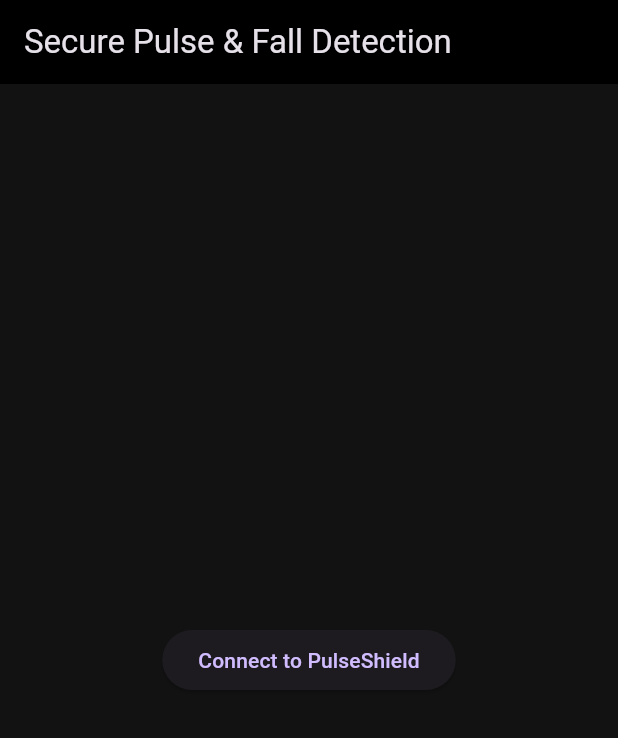
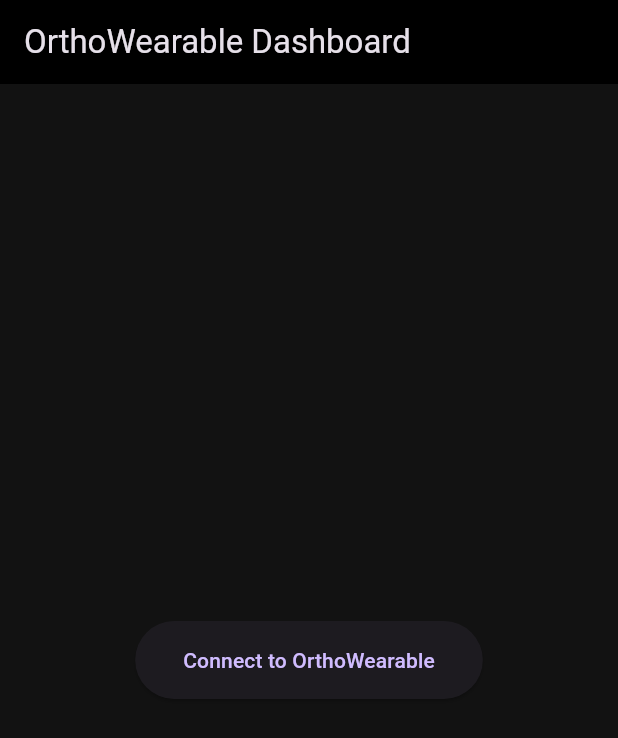
Before and after one commit to Abafariduddin1/pulse_monitor_app, a Flutter app: the screen it shows after launch, on a phone screen of 412 x 824 dp. Shown: the top 738 px of the screen. Run offline on Flutter 3.47's test engine with Material 3 defaults, Android fonts, the phone set to English and light mode, and no system bars; our stand-ins replace fl_chart, flutter_blue_plus.

Commit message:
updated stuff and shi

```diff
--- a/lib/main.dart
+++ b/lib/main.dart
@@ -9,13 +9,13 @@
 }
 
 class SecurePulseApp extends StatelessWidget {
-  // Modern Dart syntax for keys
   const SecurePulseApp({super.key});
 
   @override
   Widget build(BuildContext context) {
     return MaterialApp(
-      title: 'Secure Pulse',
+      title: 'OrthoWearable Pulse',
+      debugShowCheckedModeBanner: false,
       theme: ThemeData.dark().copyWith(
         primaryColor: Colors.blue,
         scaffoldBackgroundColor: const Color(0xFF121212),
@@ -36,24 +36,28 @@
   BluetoothDevice? targetDevice;
   BluetoothCharacteristic? authCharacteristic;
   BluetoothCharacteristic? heartRateCharacteristic;
+  BluetoothCharacteristic? postureCharacteristic;
   BluetoothCharacteristic? alertCharacteristic;
 
   bool isScanning = false;
   bool isConnected = false;
   bool isAuthenticated = false;
   int currentHeartRate = 0;
+  bool isStanding = false;
 
-  final String deviceName = "PulseShield";
+  // Custom UUIDs matching Arduino BLE firmware
+  final String deviceName = "OrthoWearable";
+  final String serviceUuid = "19B10000-E8F2-537E-4F6C-D104768A1214";
+  final String bpmCharUuid = "19B10001-E8F2-537E-4F6C-D104768A1214";
+  final String postureCharUuid = "19B10002-E8F2-537E-4F6C-D104768A1214";
+  final String alertCharUuid = "19B10003-E8F2-537E-4F6C-D104768A1214";
   final String authCharUuid = "12345678-1234-5678-1234-567812345678";
-  final String hrCharUuid = "2A37";
-  final String alertCharUuid = "19B10003-E8F2-537E-4F6C-D104768A1214";
 
-  // Graph data
+  // Real-time graph simulation
   List<FlSpot> ecgData = [];
   Timer? graphTimer;
   double timeX = 0;
 
-  // Explicitly type the subscription to fix inference errors
   StreamSubscription<List<ScanResult>>? scanSubscription;
 
   @override
@@ -74,14 +78,14 @@
           double positionInCycle = timeX % cycle;
 
           if (positionInCycle < 0.1) {
-            yValue = 3.0 * math.sin((positionInCycle / 0.1) * math.pi); // Spike
+            yValue = 3.0 * math.sin((positionInCycle / 0.1) * math.pi); // R-Spike
           } else if (positionInCycle > 0.15 && positionInCycle < 0.25) {
-            yValue = 1.0 * math.sin(((positionInCycle - 0.15) / 0.1) * math.pi); // T-wave
+            yValue = 1.0 * math.sin(((positionInCycle - 0.15) / 0.1) * math.pi); // T-Wave
           }
         }
 
         ecgData.add(FlSpot(timeX, yValue));
-        if (ecgData.length > 60) ecgData.removeAt(0); // Keep window sliding
+        if (ecgData.length > 60) ecgData.removeAt(0);
       });
     });
   }
@@ -97,11 +101,10 @@
     if (!mounted) return;
     setState(() => isScanning = true);
 
-    // Check adapter state before scanning
     if (await FlutterBluePlus.adapterState.first != BluetoothAdapterState.on) {
       if (mounted) {
         ScaffoldMessenger.of(context).showSnackBar(
-          const SnackBar(content: Text("Please turn on Bluetooth on your phone.")),
+          const SnackBar(content: Text("Please turn on Bluetooth on your device.")),
         );
         setState(() => isScanning = false);
       }
@@ -112,11 +115,9 @@
 
     scanSubscription = FlutterBluePlus.scanResults.listen((results) {
       for (ScanResult r in results) {
-        // Using advName as localName is deprecated
         String name = r.device.advName;
-
         bool matchesUuid = r.advertisementData.serviceUuids
-            .any((uuid) => uuid.toString().toUpperCase().contains("180D"));
+            .any((uuid) => uuid.toString().toUpperCase().contains("19B10000"));
 
         if (name == deviceName || matchesUuid) {
           FlutterBluePlus.stopScan();
@@ -128,7 +129,7 @@
     });
 
     await FlutterBluePlus.startScan(
-      withServices: [Guid("180D")],
+      withServices: [Guid(serviceUuid)],
       timeout: const Duration(seconds: 10),
     );
 
@@ -139,7 +140,7 @@
   }
 
 Future<void> connectToDevice(BluetoothDevice device) async {
-    // Add license parameter for flutter_blue_plus
+    // Add the required license parameter to remove the error
     await device.connect(
       license: License.nonprofit,
       autoConnect: false,
@@ -160,10 +161,17 @@
     for (var service in services) {
       for (var char in service.characteristics) {
         String uuid = char.uuid.toString().toUpperCase();
-        if (uuid == hrCharUuid) heartRateCharacteristic = char;
+        if (uuid == bpmCharUuid) heartRateCharacteristic = char;
+        if (uuid == postureCharUuid) postureCharacteristic = char;
+        if (uuid == alertCharUuid) alertCharacteristic = char;
         if (uuid == authCharUuid) authCharacteristic = char;
-        if (uuid == alertCharUuid) alertCharacteristic = char;
       }
+    }
+
+    // Bypass PIN requirement if Arduino code doesn't implement an auth characteristic
+    if (authCharacteristic == null) {
+      setState(() => isAuthenticated = true);
+      _subscribeToSensors();
     }
   }
 
@@ -174,12 +182,21 @@
       List<int> response = await authCharacteristic!.read();
       String responseStr = String.fromCharCodes(response);
 
-      if (!mounted) return; // Prevent async gap issues
+      if (!mounted) return;
 
       if (responseStr == "UNLOCKED") {
         setState(() => isAuthenticated = true);
+        _subscribeToSensors();
+      } else {
+        ScaffoldMessenger.of(context).showSnackBar(
+          const SnackBar(content: Text("Invalid PIN")),
+        );
+      }
+    }
+  }
 
-        // Listen to Heart Rate
+  Future<void> _subscribeToSensors() async {
+    // 1. Listen to Heart Rate (BPM)
     if (heartRateCharacteristic != null) {
       await heartRateCharacteristic!.setNotifyValue(true);
       heartRateCharacteristic!.lastValueStream.listen((value) {
@@ -189,24 +206,30 @@
       });
     }
 
-        // Listen to Fall Alerts
+    // 2. Listen to Posture (Sitting = 0, Standing = 1)
+    if (postureCharacteristic != null) {
+      await postureCharacteristic!.setNotifyValue(true);
+      postureCharacteristic!.lastValueStream.listen((value) {
+        if (value.isNotEmpty && mounted) {
+          setState(() => isStanding = (value[0] == 1));
+        }
+      });
+    }
+
+    // 3. Listen to Orthostatic Hypotension Alert
     if (alertCharacteristic != null) {
       await alertCharacteristic!.setNotifyValue(true);
       alertCharacteristic!.lastValueStream.listen((value) {
         if (value.isNotEmpty && mounted) {
           if (value[0] == 1) {
-                _showAlert("PRE-FALL WARNING", "Sudden stumble detected!", Colors.orange);
-              } else if (value[0] == 2) {
-                _showAlert("CRITICAL FALL", "Impact and stillness detected!", Colors.red);
+            _showAlert(
+              "ORTHOSTATIC WARNING",
+              "Rapid heart rate jump detected upon standing! Please sit down immediately.",
+              Colors.redAccent,
+            );
           }
         }
       });
-        }
-      } else {
-        ScaffoldMessenger.of(context).showSnackBar(
-          const SnackBar(content: Text("Invalid PIN")),
-        );
-      }
     }
   }
 
@@ -222,7 +245,8 @@
         actions: [
           ElevatedButton(
             onPressed: () => Navigator.pop(context),
-            child: const Text("I'm OK"),
+            style: ElevatedButton.styleFrom(backgroundColor: Colors.black),
+            child: const Text("I'm Sitting Down", style: TextStyle(color: Colors.white)),
           ),
         ],
       ),
@@ -233,14 +257,15 @@
   Widget build(BuildContext context) {
     return Scaffold(
       appBar: AppBar(
-        title: const Text('Secure Pulse & Fall Detection'),
-        backgroundColor: Colors.black
+        title: const Text('OrthoWearable Dashboard'),
+        backgroundColor: Colors.black,
       ),
       body: Center(
         child: !isConnected
             ? ElevatedButton(
                 onPressed: isScanning ? null : scanAndConnect,
-                child: Text(isScanning ? 'Scanning...' : 'Connect to PulseShield'),
+                style: ElevatedButton.styleFrom(padding: const EdgeInsets.symmetric(horizontal: 32, vertical: 16)),
+                child: Text(isScanning ? 'Scanning for OrthoWearable...' : 'Connect to OrthoWearable'),
               )
             : !isAuthenticated
                 ? Padding(
@@ -264,17 +289,47 @@
                       ],
                     ),
                   )
-                : Column(
+                : SingleChildScrollView(
+                    child: Column(
                       mainAxisAlignment: MainAxisAlignment.center,
                       children: [
-                      const Icon(Icons.favorite, color: Colors.red, size: 80),
+                        // Heart Rate Indicator
+                        const Icon(Icons.favorite, color: Colors.red, size: 70),
                         Text(
                           "$currentHeartRate BPM",
                           style: const TextStyle(fontSize: 48, fontWeight: FontWeight.bold, color: Colors.white),
                         ),
-                      const SizedBox(height: 40),
+                        const SizedBox(height: 20),
+
+                        // Posture Indicator Card
+                        Container(
+                          padding: const EdgeInsets.symmetric(horizontal: 24, vertical: 12),
+                          decoration: BoxDecoration(
+                            color: isStanding ? Colors.orange.withOpacity(0.2) : Colors.blue.withOpacity(0.2),
+                            borderRadius: BorderRadius.circular(12),
+                            border: Border.all(color: isStanding ? Colors.orange : Colors.blue),
+                          ),
+                          child: Row(
+                            mainAxisSize: MainAxisSize.min,
+                            children: [
+                              Icon(
+                                isStanding ? Icons.directions_walk : Icons.airline_seat_recline_normal,
+                                color: isStanding ? Colors.orange : Colors.blue,
+                                size: 28,
+                              ),
+                              const SizedBox(width: 10),
+                              Text(
+                                isStanding ? "Posture: Standing" : "Posture: Sitting",
+                                style: const TextStyle(fontSize: 18, fontWeight: FontWeight.w600, color: Colors.white),
+                              ),
+                            ],
+                          ),
+                        ),
+                        const SizedBox(height: 30),
+
+                        // Real-time ECG Sliding Graph
                         SizedBox(
-                        height: 150,
+                          height: 160,
                           width: MediaQuery.of(context).size.width * 0.9,
                           child: LineChart(
                             LineChartData(
@@ -300,6 +355,7 @@
                       ],
                     ),
                   ),
+      ),
     );
   }
 }
--- a/pubspec.yaml
+++ b/pubspec.yaml
@@ -15,3 +15,7 @@
   flutter_lints: ^3.0.0
 flutter:
   uses-material-design: true
+dependencies:
+  flutter:
+    sdk: flutter
+  flutter_blue_plus: ^1.31.0
```
Also changed, not shown: 3 other files. Lines whose indentation alone changed are shown as unchanged.
